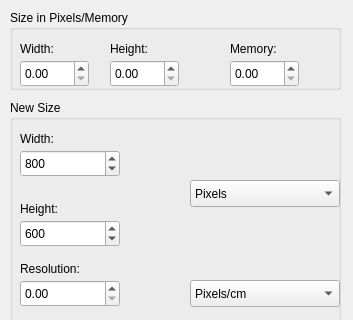
PhotoFlare/photoflare, file src/NewDialog.ui: the form before one commit; both pictures show x 0 to 353 and y 0 to 320 of the 353 by 469 pixel window.
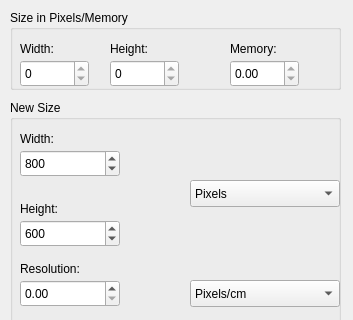
The form after the commit.

The edit to the form file:
```diff
--- a/src/NewDialog.ui
+++ b/src/NewDialog.ui
@@ -276,6 +276,18 @@
       <height>27</height>
      </rect>
     </property>
+    <property name="frame">
+     <bool>true</bool>
+    </property>
+    <property name="readOnly">
+     <bool>true</bool>
+    </property>
+    <property name="decimals">
+     <number>0</number>
+    </property>
+    <property name="maximum">
+     <double>9000.000000000000000</double>
+    </property>
    </widget>
    <widget class="QDoubleSpinBox" name="pixelHvalue">
     <property name="geometry">
@@ -286,6 +298,15 @@
       <height>27</height>
      </rect>
     </property>
+    <property name="readOnly">
+     <bool>true</bool>
+    </property>
+    <property name="decimals">
+     <number>0</number>
+    </property>
+    <property name="maximum">
+     <double>9000.000000000000000</double>
+    </property>
    </widget>
    <widget class="QDoubleSpinBox" name="doubleSpinBox_4">
     <property name="geometry">
@@ -296,6 +317,12 @@
       <height>27</height>
      </rect>
     </property>
+    <property name="readOnly">
+     <bool>true</bool>
+    </property>
+    <property name="maximum">
+     <double>9999999.000000000000000</double>
+    </property>
    </widget>
   </widget>
   <widget class="QGroupBox" name="groupBox_2">
```
Left out of the diff: 2 changed lines with no effect on the pictures.
